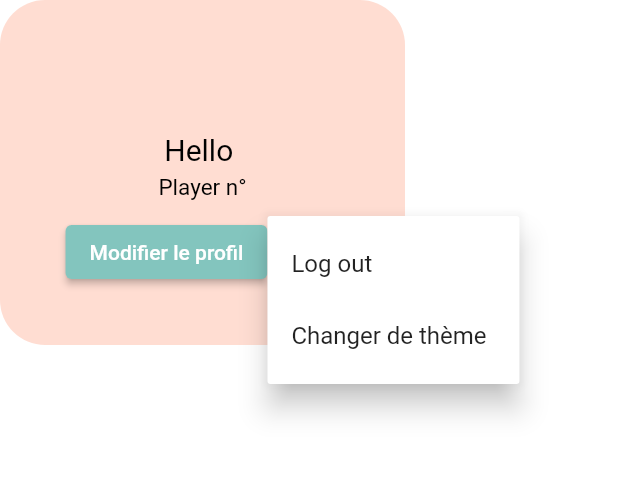
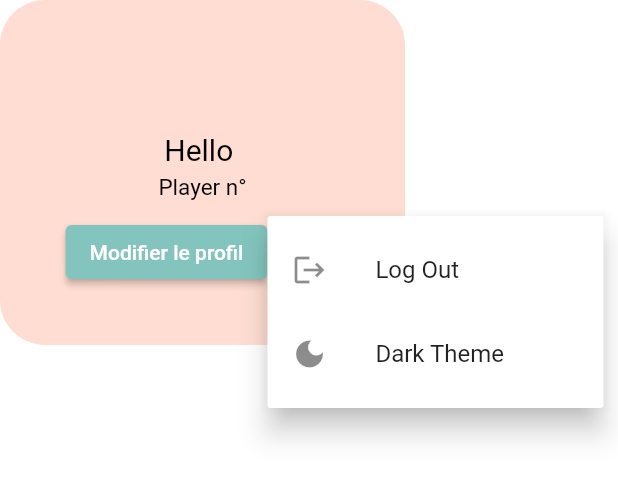
Before and after one commit to goby33/trivial_pursuit_tristan_six_martin_gobert, a Flutter app: the ContainerInfoUser widget shown alone on an empty page, opened directly with empty values, after a tap on the "settings" icon, on a phone screen of 412 x 824 dp. Shown: the top 479 px of the screen. Run offline on Flutter 3.47's test engine with Material 2 defaults, Android fonts, the phone set to English and light mode, and no system bars; our stand-ins replace cloud_firestore, dio, firebase_auth, firebase_core, flutter_bloc, freezed_annotation and 3 more; missing offline and left inert: swiping_card_deck; accounts and stored records are empty; network calls fail.

Commit message:
feat/add_dark_mode

```diff
--- a/lib/app.dart
+++ b/lib/app.dart
@@ -1,4 +1,5 @@
 import 'package:flutter/material.dart';
+import 'package:get/get_navigation/src/root/get_material_app.dart';
 import 'package:trivial_pursuit_six_tristan_gobert_martin/presentation/style/app_theme.dart';
 import 'package:trivial_pursuit_six_tristan_gobert_martin/presentation/style/theme_service.dart';
 import 'package:trivial_pursuit_six_tristan_gobert_martin/router.dart';
@@ -10,11 +11,11 @@ class TrivialPursuitApp extends StatelessWidget {
 
   @override
   Widget build(BuildContext context) {
-    return MaterialApp.router(
+    return GetMaterialApp.router(
       title: 'Trivial Pursuit',
+      themeMode: ThemeService().theme,
       theme: AppTheme().lightTheme,
       darkTheme: AppTheme().darkTheme,
-      themeMode: ThemeService().theme,
       routeInformationParser: _router.routeInformationParser,
       routerDelegate: _router.routerDelegate,
       routeInformationProvider: _router.routeInformationProvider,
--- a/lib/main.dart
+++ b/lib/main.dart
@@ -1,11 +1,13 @@
 import 'package:firebase_core/firebase_core.dart';
 import 'package:flutter/material.dart';
+import 'package:get_storage/get_storage.dart';
 import 'package:trivial_pursuit_six_tristan_gobert_martin/app.dart';
 
 import 'firebase_options.dart';
 
 void main() async {
   WidgetsFlutterBinding.ensureInitialized();
+  await GetStorage.init();
   await Firebase.initializeApp(
     options: DefaultFirebaseOptions.currentPlatform,
   );
--- a/lib/presentation/style/app_theme.dart
+++ b/lib/presentation/style/app_theme.dart
@@ -21,8 +21,8 @@ class AppTheme {
   );
 
   ThemeData darkTheme = ThemeData(
-    primaryColor: Colors.black,
-    scaffoldBackgroundColor: Colors.black,
+    primaryColor: const Color.fromRGBO(42, 89, 84, 1),
+    scaffoldBackgroundColor: const Color.fromRGBO(102, 102, 102, 1),
     appBarTheme: const AppBarTheme(
       color: Colors.black,
       elevation: 0,
--- a/lib/presentation/style/theme_service.dart
+++ b/lib/presentation/style/theme_service.dart
@@ -12,6 +12,7 @@ class ThemeService {
   _saveThemeToBox(bool isDarkMode) => _box.write(_key, isDarkMode);
 
   void switchTheme() {
+    print("ppp");
     Get.changeThemeMode(_loadThemeFromBox() ? ThemeMode.light : ThemeMode.dark);
     _saveThemeToBox(!_loadThemeFromBox());
   }
--- a/lib/presentation/ui/home/profile/widgets/container_info_user.dart
+++ b/lib/presentation/ui/home/profile/widgets/container_info_user.dart
@@ -84,14 +84,22 @@ class ContainerInfoUser extends StatelessWidget {
                 }
               },
               icon: const Icon(Icons.settings),
-              itemBuilder: (context) => [
+              itemBuilder: (BuildContext context) => [
                 const PopupMenuItem(
                   value: 1,
-                  child: Text("Log out"),
+                  child: ListTile(
+                    contentPadding: EdgeInsets.all(0),
+                    leading: Icon(Icons.logout),
+                    title: Text('Log Out'),
+                  ),
                 ),
-                const PopupMenuItem(
+                PopupMenuItem(
                   value: 2,
-                  child: Text("Changer de thème"),
+                  child: ListTile(
+                    contentPadding: const EdgeInsets.all(0),
+                    leading: const Icon(Icons.dark_mode),
+                    title: Text(ThemeService().getStringTheme()),
+                  ),
                 ),
               ],
             )
```
